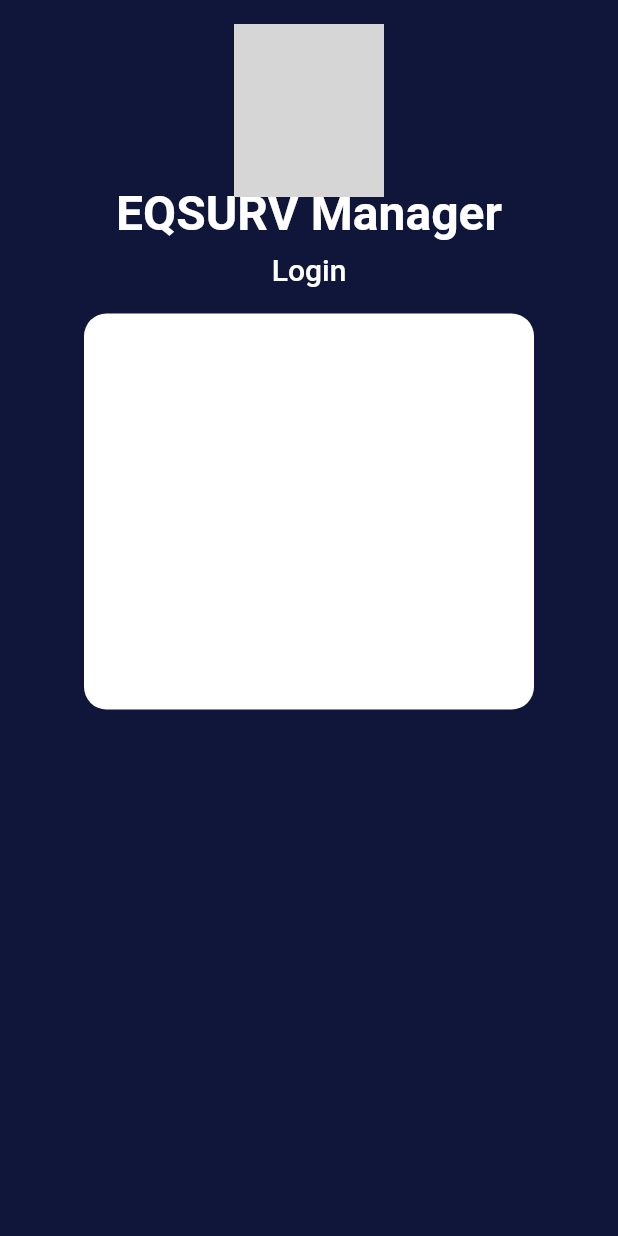
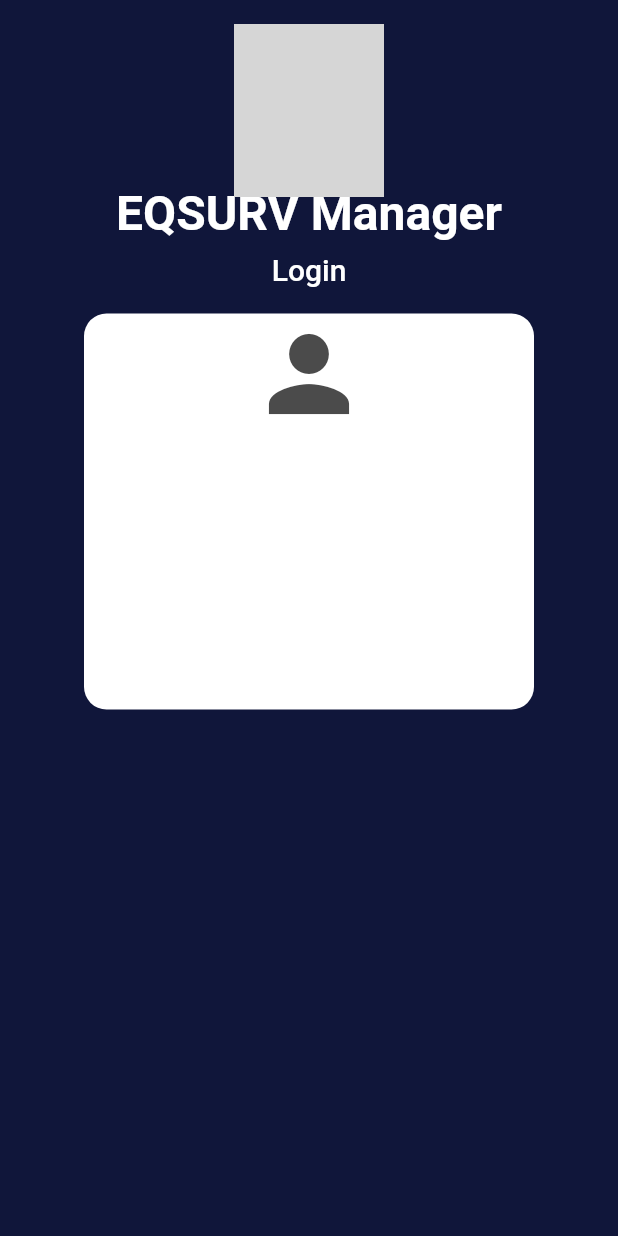
Before and after one commit to HuyKunNe/flutter_login, a Flutter app: the screen it shows after launch, on a phone screen of 412 x 824 dp. Run offline on Flutter 3.47's test engine with Material 2 defaults, Android fonts, the light colour scheme and no system bars; our stand-ins replace flutter_svg; grey boxes are pictures that could not be loaded.

Commit message:
imp avatar

```diff
--- a/lib/main.dart
+++ b/lib/main.dart
@@ -68,7 +68,15 @@ class AppHome extends StatelessWidget {
                     borderRadius:
                         BorderRadius.circular(15.0), // Set the border radius
                   ),
-                  child: const Column(),
+                  child: const Column(
+                    children: [
+                      Icon(
+                        Icons.person,
+                        size: 80.0,
+                        color: Color(0xFF4b4b4b),
+                      )
+                    ],
+                  ),
                 ),
               ],
             )
```
